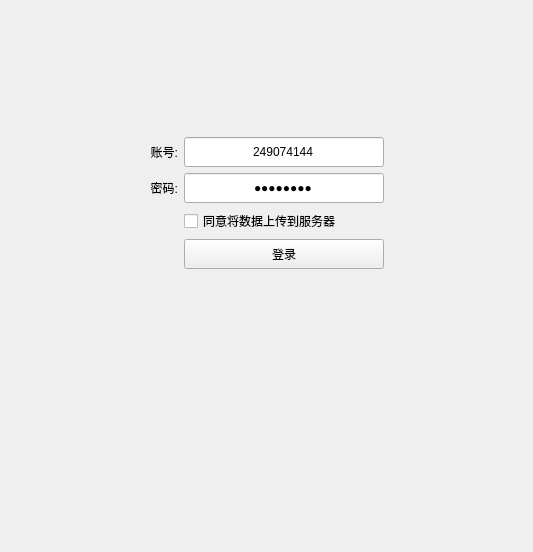
The window that ui_src/login.ui (fx-tourist/ahutTool) describes before a commit, drawn with Qt 5.
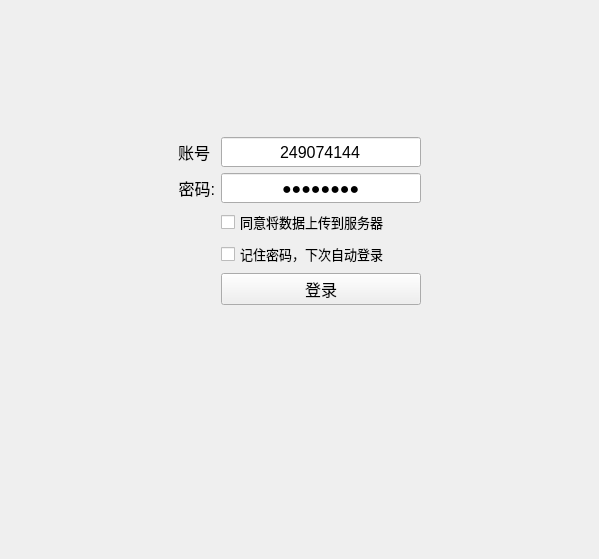
The same window after the commit.

The edit to the form file:
```diff
--- a/ui_src/login.ui
+++ b/ui_src/login.ui
@@ -6,31 +6,53 @@
    <rect>
     <x>0</x>
     <y>0</y>
-    <width>533</width>
-    <height>552</height>
+    <width>599</width>
+    <height>559</height>
    </rect>
   </property>
   <property name="windowTitle">
    <string>Form</string>
   </property>
+  <layout class="QVBoxLayout" name="verticalLayout">
+   <item>
   <layout class="QGridLayout" name="gridLayout">
-   <item row="1" column="1">
-    <widget class="QLabel" name="login_id">
-     <property name="maximumSize">
+     <property name="spacing">
+      <number>6</number>
+     </property>
+     <item row="4" column="2">
+      <widget class="QLineEdit" name="login_pwdInput">
+       <property name="sizePolicy">
+        <sizepolicy hsizetype="Preferred" vsizetype="Fixed">
+         <horstretch>0</horstretch>
+         <verstretch>0</verstretch>
+        </sizepolicy>
+       </property>
+       <property name="minimumSize">
       <size>
-       <width>150</width>
+         <width>200</width>
        <height>30</height>
       </size>
      </property>
+       <property name="font">
+        <font>
+         <pointsize>12</pointsize>
+        </font>
+       </property>
      <property name="text">
-      <string>账号:</string>
+        <string>20060612</string>
+       </property>
+       <property name="maxLength">
+        <number>15</number>
+       </property>
+       <property name="echoMode">
+        <enum>QLineEdit::EchoMode::Password</enum>
      </property>
      <property name="alignment">
-      <set>Qt::AlignmentFlag::AlignRight|Qt::AlignmentFlag::AlignTrailing|Qt::AlignmentFlag::AlignVCenter</set>
+        <set>Qt::AlignmentFlag::AlignCenter</set>
      </property>
     </widget>
    </item>
-   <item row="3" column="3">
+     <item row="7" column="2">
     <widget class="QCheckBox" name="used_accept">
      <property name="sizePolicy">
       <sizepolicy hsizetype="Preferred" vsizetype="Fixed">
@@ -38,6 +60,11 @@
        <verstretch>0</verstretch>
       </sizepolicy>
      </property>
+       <property name="font">
+        <font>
+         <pointsize>10</pointsize>
+        </font>
+       </property>
      <property name="layoutDirection">
       <enum>Qt::LayoutDirection::LeftToRight</enum>
      </property>
@@ -46,8 +73,37 @@
      </property>
     </widget>
    </item>
-   <item row="1" column="4">
+     <item row="9" column="2">
+      <widget class="QPushButton" name="login_button">
+       <property name="sizePolicy">
+        <sizepolicy hsizetype="Preferred" vsizetype="Preferred">
+         <horstretch>0</horstretch>
+         <verstretch>0</verstretch>
+        </sizepolicy>
+       </property>
+       <property name="minimumSize">
+        <size>
+         <width>50</width>
+         <height>30</height>
+        </size>
+       </property>
+       <property name="font">
+        <font>
+         <pointsize>12</pointsize>
+        </font>
+       </property>
+       <property name="text">
+        <string>登录</string>
+       </property>
+      </widget>
+     </item>
+     <item row="9" column="3">
     <spacer name="horizontalSpacer_2">
+       <property name="font">
+        <font>
+         <pointsize>12</pointsize>
+        </font>
+       </property>
      <property name="orientation">
       <enum>Qt::Orientation::Horizontal</enum>
      </property>
@@ -59,38 +115,43 @@
      </property>
     </spacer>
    </item>
-   <item row="2" column="3">
-    <widget class="QLineEdit" name="login_pwdInput">
-     <property name="sizePolicy">
-      <sizepolicy hsizetype="Preferred" vsizetype="Fixed">
-       <horstretch>0</horstretch>
-       <verstretch>0</verstretch>
-      </sizepolicy>
-     </property>
-     <property name="minimumSize">
-      <size>
-       <width>200</width>
-       <height>30</height>
-      </size>
+     <item row="8" column="2">
+      <widget class="QCheckBox" name="autoLogin">
+       <property name="font">
+        <font>
+         <pointsize>10</pointsize>
+        </font>
      </property>
      <property name="text">
-      <string>20060612</string>
-     </property>
-     <property name="maxLength">
-      <number>15</number>
-     </property>
-     <property name="echoMode">
-      <enum>QLineEdit::EchoMode::Password</enum>
-     </property>
-     <property name="alignment">
-      <set>Qt::AlignmentFlag::AlignCenter</set>
+        <string>记住密码，下次自动登录</string>
      </property>
     </widget>
    </item>
-   <item row="7" column="3">
+     <item row="11" column="2">
+      <spacer name="verticalSpacer">
+       <property name="font">
+        <font>
+         <pointsize>12</pointsize>
+        </font>
+       </property>
+       <property name="orientation">
+        <enum>Qt::Orientation::Vertical</enum>
+       </property>
+       <property name="sizeType">
+        <enum>QSizePolicy::Policy::Expanding</enum>
+       </property>
+       <property name="sizeHint" stdset="0">
+        <size>
+         <width>90</width>
+         <height>90</height>
+        </size>
+       </property>
+      </spacer>
+     </item>
+     <item row="10" column="2">
     <widget class="QLabel" name="messageShow">
      <property name="sizePolicy">
-      <sizepolicy hsizetype="Preferred" vsizetype="Preferred">
+        <sizepolicy hsizetype="Ignored" vsizetype="Expanding">
        <horstretch>0</horstretch>
        <verstretch>0</verstretch>
       </sizepolicy>
@@ -101,6 +162,11 @@
        <height>16777215</height>
       </size>
      </property>
+       <property name="font">
+        <font>
+         <pointsize>10</pointsize>
+        </font>
+       </property>
      <property name="lineWidth">
       <number>999</number>
      </property>
@@ -115,51 +181,7 @@
      </property>
     </widget>
    </item>
-   <item row="6" column="3">
-    <widget class="QPushButton" name="login_button">
-     <property name="sizePolicy">
-      <sizepolicy hsizetype="Preferred" vsizetype="Preferred">
-       <horstretch>0</horstretch>
-       <verstretch>0</verstretch>
-      </sizepolicy>
-     </property>
-     <property name="minimumSize">
-      <size>
-       <width>50</width>
-       <height>30</height>
-      </size>
-     </property>
-     <property name="text">
-      <string>登录</string>
-     </property>
-    </widget>
-   </item>
-   <item row="1" column="3">
-    <widget class="QLineEdit" name="login_idInput">
-     <property name="sizePolicy">
-      <sizepolicy hsizetype="Preferred" vsizetype="Preferred">
-       <horstretch>0</horstretch>
-       <verstretch>0</verstretch>
-      </sizepolicy>
-     </property>
-     <property name="minimumSize">
-      <size>
-       <width>200</width>
-       <height>30</height>
-      </size>
-     </property>
-     <property name="text">
-      <string>249074144</string>
-     </property>
-     <property name="maxLength">
-      <number>15</number>
-     </property>
-     <property name="alignment">
-      <set>Qt::AlignmentFlag::AlignCenter</set>
-     </property>
-    </widget>
-   </item>
-   <item row="2" column="1">
+     <item row="4" column="1">
     <widget class="QLabel" name="login_pwd">
      <property name="maximumSize">
       <size>
@@ -167,6 +189,11 @@
        <height>30</height>
       </size>
      </property>
+       <property name="font">
+        <font>
+         <pointsize>12</pointsize>
+        </font>
+       </property>
      <property name="text">
       <string>密码:</string>
      </property>
@@ -175,39 +202,10 @@
      </property>
     </widget>
    </item>
-   <item row="8" column="3">
-    <spacer name="verticalSpacer">
-     <property name="orientation">
-      <enum>Qt::Orientation::Vertical</enum>
-     </property>
-     <property name="sizeType">
-      <enum>QSizePolicy::Policy::Expanding</enum>
-     </property>
-     <property name="sizeHint" stdset="0">
-      <size>
-       <width>90</width>
-       <height>90</height>
-      </size>
-     </property>
-    </spacer>
-   </item>
-   <item row="1" column="0">
-    <spacer name="horizontalSpacer">
-     <property name="orientation">
-      <enum>Qt::Orientation::Horizontal</enum>
-     </property>
-     <property name="sizeHint" stdset="0">
-      <size>
-       <width>40</width>
-       <height>20</height>
-      </size>
-     </property>
-    </spacer>
-   </item>
-   <item row="0" column="3">
+     <item row="1" column="2">
     <widget class="QLabel" name="loginBg">
      <property name="sizePolicy">
-      <sizepolicy hsizetype="Ignored" vsizetype="Preferred">
+        <sizepolicy hsizetype="Expanding" vsizetype="Preferred">
        <horstretch>0</horstretch>
        <verstretch>0</verstretch>
       </sizepolicy>
@@ -218,10 +216,77 @@
        <height>120</height>
       </size>
      </property>
+       <property name="font">
+        <font>
+         <pointsize>12</pointsize>
+        </font>
+       </property>
      <property name="text">
       <string/>
      </property>
     </widget>
+     </item>
+     <item row="9" column="0">
+      <spacer name="horizontalSpacer">
+       <property name="font">
+        <font>
+         <pointsize>12</pointsize>
+        </font>
+       </property>
+       <property name="orientation">
+        <enum>Qt::Orientation::Horizontal</enum>
+       </property>
+       <property name="sizeHint" stdset="0">
+        <size>
+         <width>40</width>
+         <height>20</height>
+        </size>
+       </property>
+      </spacer>
+     </item>
+     <item row="3" column="2">
+      <widget class="QLineEdit" name="login_idInput">
+       <property name="sizePolicy">
+        <sizepolicy hsizetype="Preferred" vsizetype="Preferred">
+         <horstretch>0</horstretch>
+         <verstretch>0</verstretch>
+        </sizepolicy>
+       </property>
+       <property name="minimumSize">
+        <size>
+         <width>200</width>
+         <height>30</height>
+        </size>
+       </property>
+       <property name="font">
+        <font>
+         <pointsize>12</pointsize>
+        </font>
+       </property>
+       <property name="text">
+        <string>249074144</string>
+       </property>
+       <property name="maxLength">
+        <number>15</number>
+       </property>
+       <property name="alignment">
+        <set>Qt::AlignmentFlag::AlignCenter</set>
+       </property>
+      </widget>
+     </item>
+     <item row="3" column="1">
+      <widget class="QLabel" name="login_id">
+       <property name="font">
+        <font>
+         <pointsize>12</pointsize>
+        </font>
+       </property>
+       <property name="text">
+        <string>账号</string>
+       </property>
+      </widget>
+     </item>
+    </layout>
    </item>
   </layout>
  </widget>
```
Lines whose indentation alone changed are shown as unchanged.
